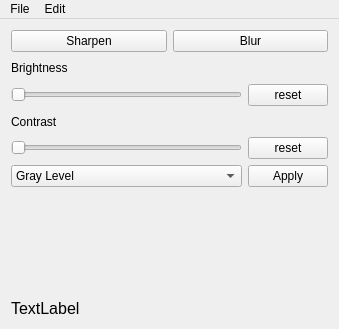
Before: the Qt Designer form mainwindow.ui in wa1575/opencv_photoshop, drawn with Qt 5.
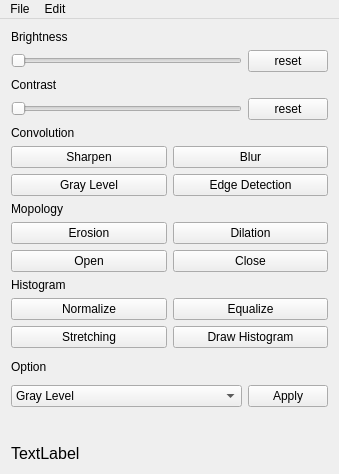
After: the same form once the commit is applied.

Commit message: [upgrade] histogram

Diff of the .ui file:
```diff
--- a/mainwindow.ui
+++ b/mainwindow.ui
@@ -7,7 +7,7 @@
     <x>0</x>
     <y>0</y>
     <width>339</width>
-    <height>329</height>
+    <height>474</height>
    </rect>
   </property>
   <property name="font">
@@ -20,26 +20,62 @@
   </property>
   <widget class="QWidget" name="centralWidget">
    <layout class="QGridLayout" name="gridLayout">
-    <item row="7" column="1">
-     <widget class="QLabel" name="label">
+    <item row="7" column="0">
+     <layout class="QHBoxLayout" name="horizontalLayout">
+      <item>
+       <widget class="QComboBox" name="magicbox">
       <property name="sizePolicy">
-       <sizepolicy hsizetype="Ignored" vsizetype="Fixed">
+         <sizepolicy hsizetype="Expanding" vsizetype="Fixed">
         <horstretch>0</horstretch>
         <verstretch>0</verstretch>
        </sizepolicy>
       </property>
-      <property name="font">
-       <font>
-        <family>Arial</family>
-        <pointsize>12</pointsize>
-       </font>
-      </property>
+        <item>
+         <property name="text">
+          <string>Gray Level</string>
+         </property>
+        </item>
+        <item>
       <property name="text">
-       <string>TextLabel</string>
-      </property>
-     </widget>
-    </item>
-    <item row="1" column="1">
+          <string>Equalize Histogram</string>
+         </property>
+        </item>
+        <item>
+         <property name="text">
+          <string>Edge detection</string>
+         </property>
+        </item>
+        <item>
+         <property name="text">
+          <string>Face detection</string>
+         </property>
+        </item>
+        <item>
+         <property name="text">
+          <string>Flex detection</string>
+         </property>
+        </item>
+       </widget>
+      </item>
+      <item>
+       <widget class="QPushButton" name="magic_set_btn">
+        <property name="text">
+         <string>Apply</string>
+        </property>
+       </widget>
+      </item>
+     </layout>
+    </item>
+    <item row="2" column="0">
+     <layout class="QVBoxLayout" name="verticalLayout_2">
+      <item>
+       <widget class="QLabel" name="label_5">
+        <property name="text">
+         <string>Convolution</string>
+        </property>
+       </widget>
+      </item>
+      <item>
      <layout class="QHBoxLayout" name="horizontalLayout_2">
       <item>
        <widget class="QPushButton" name="sharpen_btn">
@@ -57,7 +93,46 @@
       </item>
      </layout>
     </item>
-    <item row="4" column="1">
+      <item>
+       <layout class="QHBoxLayout" name="horizontalLayout_7">
+        <item>
+         <widget class="QPushButton" name="gray_btn">
+          <property name="text">
+           <string>Gray Level</string>
+          </property>
+         </widget>
+        </item>
+        <item>
+         <widget class="QPushButton" name="edge_btn">
+          <property name="text">
+           <string>Edge Detection</string>
+          </property>
+         </widget>
+        </item>
+       </layout>
+      </item>
+     </layout>
+    </item>
+    <item row="9" column="0">
+     <widget class="QLabel" name="label">
+      <property name="sizePolicy">
+       <sizepolicy hsizetype="Ignored" vsizetype="Fixed">
+        <horstretch>0</horstretch>
+        <verstretch>0</verstretch>
+       </sizepolicy>
+      </property>
+      <property name="font">
+       <font>
+        <family>Arial</family>
+        <pointsize>12</pointsize>
+       </font>
+      </property>
+      <property name="text">
+       <string>TextLabel</string>
+      </property>
+     </widget>
+    </item>
+    <item row="0" column="0">
      <layout class="QVBoxLayout" name="verticalLayout">
       <item>
        <widget class="QLabel" name="label_3">
@@ -135,59 +210,114 @@
       </item>
      </layout>
     </item>
-    <item row="5" column="1">
-     <layout class="QHBoxLayout" name="horizontalLayout">
+    <item row="4" column="0">
+     <layout class="QVBoxLayout" name="verticalLayout_3">
       <item>
-       <widget class="QComboBox" name="magicbox">
-        <property name="sizePolicy">
-         <sizepolicy hsizetype="Expanding" vsizetype="Fixed">
-          <horstretch>0</horstretch>
-          <verstretch>0</verstretch>
-         </sizepolicy>
-        </property>
-        <item>
+       <widget class="QLabel" name="label_6">
          <property name="text">
-          <string>Gray Level</string>
-         </property>
+         <string>Mopology</string>
+        </property>
+       </widget>
         </item>
         <item>
-         <property name="text">
-          <string>Equalize Histogram</string>
-         </property>
-        </item>
+       <layout class="QHBoxLayout" name="horizontalLayout_9">
         <item>
+         <widget class="QPushButton" name="eros_btn">
          <property name="text">
-          <string>Edge detection</string>
-         </property>
+           <string>Erosion</string>
+          </property>
+         </widget>
         </item>
         <item>
+         <widget class="QPushButton" name="dilat_btn">
          <property name="text">
-          <string>Face detection</string>
-         </property>
+           <string>Dilation</string>
+          </property>
+         </widget>
         </item>
+       </layout>
+      </item>
         <item>
+       <layout class="QHBoxLayout" name="horizontalLayout_8">
+        <item>
+         <widget class="QPushButton" name="open_btn">
          <property name="text">
-          <string>Flex detection</string>
-         </property>
-        </item>
+           <string>Open</string>
+          </property>
        </widget>
       </item>
       <item>
-       <widget class="QPushButton" name="magic_set_btn">
+         <widget class="QPushButton" name="close_btn">
         <property name="text">
-         <string>Apply</string>
+           <string>Close</string>
         </property>
        </widget>
       </item>
      </layout>
     </item>
-    <item row="6" column="1">
+     </layout>
+    </item>
+    <item row="8" column="0">
      <widget class="QLabel" name="label_2">
       <property name="text">
        <string/>
       </property>
      </widget>
     </item>
+    <item row="5" column="0">
+     <layout class="QVBoxLayout" name="verticalLayout_4">
+      <item>
+       <widget class="QLabel" name="label_7">
+        <property name="text">
+         <string>Histogram</string>
+        </property>
+       </widget>
+      </item>
+      <item>
+       <layout class="QHBoxLayout" name="horizontalLayout_12">
+        <item>
+         <widget class="QPushButton" name="normal_btn">
+          <property name="text">
+           <string>Normalize</string>
+          </property>
+         </widget>
+        </item>
+        <item>
+         <widget class="QPushButton" name="equal_btn">
+          <property name="text">
+           <string>Equalize</string>
+          </property>
+         </widget>
+        </item>
+       </layout>
+      </item>
+      <item>
+       <layout class="QHBoxLayout" name="horizontalLayout_10">
+        <item>
+         <widget class="QPushButton" name="stret_btn">
+          <property name="text">
+           <string>Stretching</string>
+          </property>
+         </widget>
+        </item>
+        <item>
+         <widget class="QPushButton" name="draw_btn">
+          <property name="text">
+           <string>Draw Histogram</string>
+          </property>
+         </widget>
+        </item>
+       </layout>
+      </item>
+     </layout>
+    </item>
+    <item row="6" column="0">
+     <widget class="QLabel" name="label_8">
+      <property name="text">
+       <string>Option</string>
+      </property>
+     </widget>
+    </item>
    </layout>
   </widget>
   <widget class="QMenuBar" name="menuBar">
```
Lines whose indentation alone changed are shown as unchanged. The commit also changes 2 other files.
